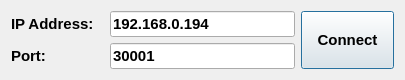
thinkexist1989/rocos-viz, file src/ConnectDialog.ui: the form before one commit.
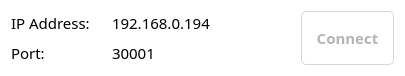
The form after the commit.

Diff of the .ui file:
```diff
--- a/src/ConnectDialog.ui
+++ b/src/ConnectDialog.ui
@@ -12,15 +12,19 @@
   </property>
   <property name="font">
    <font>
-    <family>Arial</family>
+    <family>Alibaba PuHuiTi 2.0</family>
     <pointsize>11</pointsize>
-    <weight>75</weight>
-    <bold>true</bold>
+    <italic>false</italic>
+    <bold>false</bold>
    </font>
   </property>
   <property name="windowTitle">
    <string>Connect To Robot</string>
   </property>
+  <property name="styleSheet">
+   <string notr="true">font: 11pt &quot;Alibaba PuHuiTi 2.0&quot;;
+background-color: rgb(255, 255, 255);</string>
+  </property>
   <layout class="QGridLayout" name="gridLayout">
    <item row="0" column="0">
     <widget class="QLabel" name="label">
@@ -31,6 +35,11 @@
    </item>
    <item row="1" column="1" colspan="2">
     <widget class="QLineEdit" name="portEdit">
+     <property name="styleSheet">
+      <string notr="true">QLineEdit {
+	border-radius: 5px;
+}</string>
+     </property>
      <property name="text">
       <string>30001</string>
      </property>
@@ -38,6 +47,11 @@
    </item>
    <item row="0" column="1" colspan="2">
     <widget class="QLineEdit" name="ipAddressEdit">
+     <property name="styleSheet">
+      <string notr="true">QLineEdit {
+	border-radius: 5px;
+}</string>
+     </property>
      <property name="text">
       <string>192.168.0.194</string>
      </property>
@@ -58,6 +72,26 @@
        <verstretch>0</verstretch>
       </sizepolicy>
      </property>
+     <property name="styleSheet">
+      <string notr="true">QPushButton {
+	background-color: white;
+	border: 1px solid #D8D8D8;
+	border-radius: 5px;
+	color: #B3B4B5;
+	font-weight: bold;
+}
+
+QPushButton:hover {
+	background-color: #D8D8D8;
+	color: #262626;
+}
+
+QPushButton:pressed, QPushButton:checked {
+	background-color: #DFF3FC;
+	color: #262626;
+	border: 0;
+}</string>
+     </property>
      <property name="text">
       <string>Connect</string>
      </property>
```
